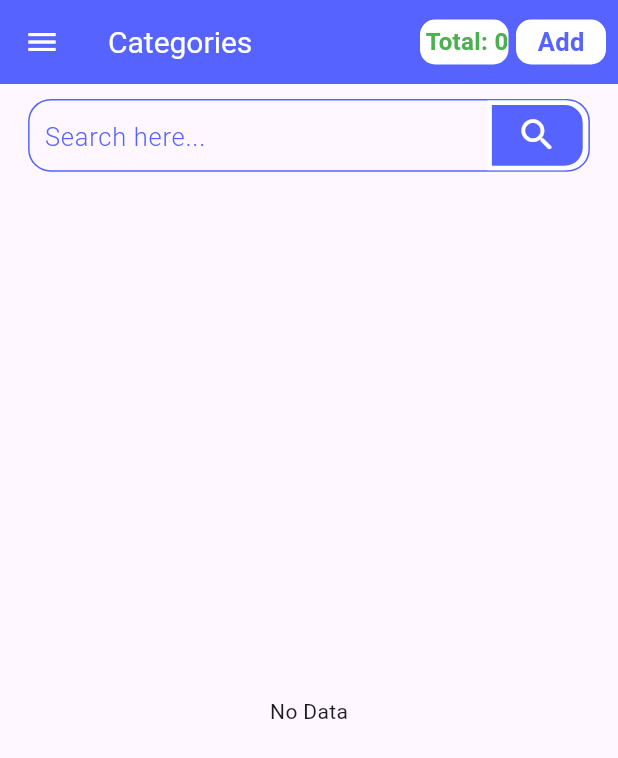
After one commit to thenitrrsh/sah_food_industries, a Flutter app: the CategoryListScreen screen opened directly, in the side drawer, after a tap on "Add", on a phone screen of 412 x 824 dp. The commit adds this screen. Shown: the top 758 px of the screen. Run offline on Flutter 3.47's test engine with Material 3 defaults, Android fonts, the phone set to English and light mode, and no system bars; our stand-ins replace cloud_firestore, file_picker, firebase_auth, firebase_core, fluttertoast, shared_preferences; accounts and stored records are empty.

Commit message:
categories list added

```diff
--- a/lib/constants/firebase_constants.dart
+++ b/lib/constants/firebase_constants.dart
@@ -4,5 +4,7 @@ class FirebaseConstants {
   static const String staffCollection = 'staff';
   static const String stateCollection = 'state';
   static const String regionCollection = 'city';
+  static const String productCollection = 'product';
+  static const String productCategoryCollection = 'product_category';
 
 }
--- /dev/null
+++ b/lib/models/product_category_model.dart
@@ -0,0 +1,52 @@
+import 'package:cloud_firestore/cloud_firestore.dart';
+
+class ProductCategoryModelList{
+  List<ProductCategoryModel>? categoryList;
+  String? error;
+
+  ProductCategoryModelList({
+    this.categoryList,
+    this.error,
+  });
+
+  factory ProductCategoryModelList.fromMap(List<QueryDocumentSnapshot> map) {
+    List<ProductCategoryModel> regionList = [];
+    map.forEach((element) {
+      regionList.add(ProductCategoryModel.fromMap(element.id, element.data() as Map<String, dynamic>));
+    });
+    return ProductCategoryModelList(categoryList: regionList);
+  }
+
+  Map<String, dynamic> toMap() {
+    return {
+      'productCategoryList': categoryList!.map((e) => e.toMap()).toList(),
+    };
+  }
+  ProductCategoryModelList.error(String this.error);
+}
+
+class ProductCategoryModel {
+  String? name;
+  String? docId;
+
+
+  ProductCategoryModel({
+    this.name,
+    this.docId,
+
+  });
+
+  factory ProductCategoryModel.fromMap(String docId, Map<String, dynamic> map) {
+    return ProductCategoryModel(
+      docId: docId,
+      name: map['name'],
+    );
+  }
+
+  Map<String, dynamic> toMap() {
+    return {
+      'name': name,
+
+    };
+  }
+}
--- /dev/null
+++ b/lib/providers/product_category_provider.dart
@@ -0,0 +1,41 @@
+import 'package:flutter/material.dart';
+import 'package:sah_food_industries/services/firebase_services.dart';
+import '../models/product_category_model.dart';
+
+
+class ProductCategoryProvider extends ChangeNotifier{
+
+  ProductCategoryProvider(){
+    getProductCategory();
+  }
+
+  final FirebaseServices _firebaseServices = FirebaseServices();
+
+  List<ProductCategoryModel>? categoryList ;
+  List<ProductCategoryModel>? staffListSearch ;
+  TextEditingController searchController = TextEditingController();
+
+  getProductCategory() async {
+    var data = await _firebaseServices.getProductsCategory();
+    categoryList = data.categoryList;
+    staffListSearch = data.categoryList;
+    notifyListeners();
+  }
+
+  searchData(){
+    if(searchController.text.isEmpty){
+      staffListSearch = categoryList;
+
+    }else {
+      staffListSearch = categoryList!.where((element) => element.name!.toLowerCase().contains(searchController.text.trim().toLowerCase())).toList();
+    }
+
+    notifyListeners();
+  }
+
+
+
+
+
+
+}
--- a/lib/routes/routes.dart
+++ b/lib/routes/routes.dart
@@ -1,5 +1,6 @@
 import 'package:flutter/cupertino.dart';
 import 'package:sah_food_industries/screens/dashboard/home_screen.dart';
+import 'package:sah_food_industries/screens/productCategories/product_category_list_screen.dart';
 
 import '../screens/login_register_screen.dart/login_screen.dart';
 import '../screens/splash_screen.dart';
@@ -41,14 +42,16 @@ class Routes{
   static const String addCustomer = '/addCustomer';
   static const String editCustomer = '/editCustomer';
   static const String customerList = '/customerList';
+  static const String productCategoryListScreen = '/productListCategoryScreen';
 
   static final Map<String, WidgetBuilder> routes = <String, WidgetBuilder>{
 
-    splashScreen: (context) => SplashScreen(),
-    login: (context) => LoginScreen(),
+    splashScreen: (context) =>const SplashScreen(),
+    login: (context) =>const LoginScreen(),
     staffList: StaffListScreen.builder,
-    addStaff: (context) => AddStaffScreen(),
-    home: (context) => HomeScreen(),
+    addStaff: (context) => const AddStaffScreen(),
+    home: (context) => const HomeScreen(),
+    productCategoryListScreen:  CategoryListScreen.builder
 
 
   };
--- /dev/null
+++ b/lib/screens/productCategories/product_category_list_screen.dart
@@ -0,0 +1,309 @@
+import 'package:flutter/cupertino.dart';
+import 'package:flutter/material.dart';
+import 'package:flutter/widgets.dart';
+import 'package:provider/provider.dart';
+import 'package:sah_food_industries/app/shared_preferences_helper.dart';
+import 'package:sah_food_industries/models/product_category_model.dart';
+import 'package:sah_food_industries/screens/productCategories/add_product_category_screen.dart';
+
+import '../../Constants.dart';
+import '../../ReusableContents/reusable_contents.dart';
+import '../../models/user_model.dart';
+import '../../providers/product_category_provider.dart';
+import '../side_menu_screen/side_drawer_screen.dart';
+import '../sub_admins/add_sub_admin_screen.dart';
+
+enum SampleItem { Edit }
+
+class CategoryListScreen extends StatefulWidget {
+ // final StaffProvider staffProvider;
+  const CategoryListScreen({super.key,
+    // required this.staffProvider
+  });
+
+  static ChangeNotifierProvider<ProductCategoryProvider> builder(BuildContext context){
+    return ChangeNotifierProvider<ProductCategoryProvider>(
+        create: (context) => ProductCategoryProvider(),
+      builder: (context, snapshot) {
+        return const CategoryListScreen();
+      }
+    );
+  }
+
+  @override
+  State<CategoryListScreen> createState() => _CategoryListScreenState();
+}
+
+class _CategoryListScreenState extends State<CategoryListScreen> {
+  SampleItem? selectedMenu;
+
+
+  @override
+  Widget build(BuildContext context) {
+    ProductCategoryProvider productCategoryProvider = context.watch<ProductCategoryProvider>();
+
+
+    double height = MediaQuery.of(context).size.height;
+    double width = MediaQuery.of(context).size.width;
+    return Scaffold(
+      // backgroundColor: Colors.black,
+      drawer: DashboardDrawer(
+        height: height,
+        width: width,
+      ),
+      appBar: AppBar(
+          title: const Text(
+            "Categories",
+            style: TextStyle(fontSize: 20, color: Colors.white),
+          ),
+          backgroundColor: Constants.bgBlueColor,
+          iconTheme: const IconThemeData(color: Colors.white),
+          actions: [
+            Container(
+              height: 30,
+              decoration: BoxDecoration(
+                  color: Colors.white, borderRadius: BorderRadius.circular(10)),
+              child:  Center(
+                child: Text(
+                  " Total: ${productCategoryProvider.staffListSearch?.length ?? 0}",
+                  style: const TextStyle(
+                      fontSize: 16,
+                      fontWeight: FontWeight.w600,
+                      color: Colors.green),
+                ),
+              ),
+            ),
+            const SizedBox(
+              width: 5,
+            ),
+        Padding(
+              padding: const EdgeInsets.only(right: 8.0),
+              child: Center(
+                child: Container(
+                  height: 30,
+                  width: 60,
+                  decoration: BoxDecoration(
+                      borderRadius: BorderRadiusDirectional.circular(10),
+                      color: Colors.white),
+                  child: Center(
+                    child: GestureDetector(
+                      onTap: () async {
+                        // UserScreenProvider userScreenProvider =
+                        // Provider.of(context, listen: false);
+                        // userScreenProvider.isUpdateUser = false;
+                        //
+                        await Navigator.push(
+                            context,
+                            MaterialPageRoute(
+                                builder: (context) => const AddProductCategory()));
+
+                        productCategoryProvider.getProductCategory();
+                        // setState(() {
+                        //   init();
+                        // });
+                      },
+                      child: const Text(
+                        "Add",
+                        style: TextStyle(
+                            fontSize: 17,
+                            color: Constants.bgBlueColor,
+                            fontWeight: FontWeight.w600),
+                      ),
+                    ),
+                  ),
+                ),
+              ),
+            )
+
+            // Padding(
+            //   padding: const EdgeInsets.only(right: 10),
+            //   child: SizedBox(
+            //     height: 5,
+            //     width: width / 4,
+            //     child: MaterialButton(
+            //       shape: RoundedRectangleBorder(
+            //           borderRadius: BorderRadiusDirectional.circular(15)),
+            //       color: Colors.blue,
+            //       onPressed: () {
+            //         Navigator.push(
+            //             context,
+            //             Te(
+            //                 builder: (context) => AddUserScreen()));
+            //       },
+            //       child: Text(
+            //         " Add",
+            //         style: TextStyle(color: Colors.white, fontSize: 16),
+            //       ),
+            //     ),
+            //   ),
+            // ),
+          ]),
+      body: Column(
+        children: [
+          // Padding(
+          //   padding: const EdgeInsets.all(10.0),
+          //   child: TextField(
+          //     controller: searchController,
+          //     onChanged: (v) {
+          //       userList.clear();
+          //       if (v.isNotEmpty) {
+          //         userList.addAll(allList.where((element) =>
+          //             element.phone!.contains(searchController.text)));
+          //       } else {
+          //         userList.addAll(allList);
+          //       }
+          //
+          //       setState(() {});
+          //     },
+          //     decoration: InputDecoration(
+          //       hintText: 'Search...',
+          //       prefixIcon: Icon(Icons.search),
+          //       border: OutlineInputBorder(
+          //         borderRadius: BorderRadius.circular(25.0),
+          //       ),
+          //     ),
+          //   ),
+          // ),
+         const SizedBox(
+            height: 10,
+          ),
+          SearchTextField(
+            hintText: "Search here...",
+            height: height,
+            width: width,
+            searchController: productCategoryProvider.searchController,
+            onChanged: (String? val) {
+              productCategoryProvider.searchData();
+            },
+          ),
+         const SizedBox(
+            height: 10,
+          ),
+
+          if(productCategoryProvider.staffListSearch == null)
+          const  Expanded(
+              child: Center(
+                child: CircularProgressIndicator()),
+            ),
+          if(productCategoryProvider.staffListSearch?.isEmpty ?? true )
+           const Expanded(
+              child: Center(
+                child: Text("No Data")),
+            )else
+
+
+          Expanded(
+            child: SingleChildScrollView(
+              child: Column(
+                children: [
+                  // SizedBox(
+                  //   height: 10,
+                  // ),
+                  // Row(
+                  //   mainAxisAlignment: MainAxisAlignment.end,
+                  //   children: [
+                  //     Padding(
+                  //       padding: const EdgeInsets.only(right: 10),
+                  //       child: MaterialButton(
+                  //         shape: RoundedRectangleBorder(
+                  //             borderRadius: BorderRadiusDirectional.circular(15)),
+                  //         color: Colors.blue,
+                  //         onPressed: () {
+                  //           Navigator.push(
+                  //               context,
+                  //               MaterialPageRoute(
+                  //                   builder: (context) => AddUserScreen()));
+                  //         },
+                  //         child: Text(
+                  //           " Add",
+                  //           style: TextStyle(color: Colors.white, fontSize: 16),
+                  //         ),
+                  //       ),
+                  //     ),
+                  //   ],
+                  // ),
+
+                  // if (userList.isNotEmpty)
+
+                    ListView.builder(
+                        shrinkWrap: true,
+                        physics: const NeverScrollableScrollPhysics(),
+                        itemCount: productCategoryProvider.staffListSearch?.length ?? 0  ,
+                        itemBuilder: (context, index) {
+                          ProductCategoryModel userData = productCategoryProvider.staffListSearch![index];
+                          return Padding(
+                            padding: const EdgeInsets.all(8.0),
+                            child: Card(
+                              shape: RoundedRectangleBorder(
+                                  borderRadius:
+                                      BorderRadiusDirectional.circular(20)),
+                              elevation: 3,
+                              child: GestureDetector(
+
+                                child: Container(
+                                  height: height / 8,
+                                  decoration: BoxDecoration(
+                                      color: Constants.bgBlueColor,
+                                      borderRadius:
+                                          BorderRadiusDirectional.circular(20)),
+                                  child: Padding(
+                                    padding: const EdgeInsets.all(2),
+                                    child: Row(
+                                      children: [
+                                        Padding(
+                                          padding: const EdgeInsets.only(
+                                              top: 10, bottom: 10, left: 5),
+                                          child: Column(
+                                            // mainAxisAlignment:
+                                            //     MainAxisAlignment.start,
+                                            crossAxisAlignment:
+                                                CrossAxisAlignment.start,
+                                            children: [
+                                               Expanded(
+                                                child: Text(userData.name ?? "",
+                                                    style: const TextStyle(
+                                                        overflow: TextOverflow
+                                                            .ellipsis,
+                                                        fontWeight:
+                                                            FontWeight.w600,
+                                                        fontSize: 20,
+                                                        color: Colors.white)),
+                                              ),
+                                              const SizedBox(
+                                                height: 3,
+                                              ),
+
+                                            ],
+                                          ),
+                                        ),
+                                      ],
+                                    ),
+                                  ),
+                                ),
+                              ),
+                            ),
+                          );
+                        })
+                  // else if (userList.isEmpty && isLoading == false)
+                  //   Center(
+                  //     child: Text("No Data"),
+                  //   )
+                  // else
+                  //   Center(child: CircularProgressIndicator()),
+                ],
+              ),
+            ),
+          ),
+        ],
+      ),
+    );
+  }
+
+// onUserDelete(String doc) async {
+//   var response = await userBloc.deleteUser(doc);
+//   init();
+//   if (response && mounted) {
+//     Navigator.pop(context);
+//   }
+// }
+}
--- a/lib/screens/side_menu_screen/side_drawer_screen.dart
+++ b/lib/screens/side_menu_screen/side_drawer_screen.dart
@@ -223,6 +223,8 @@ class _DashboardDrawerState extends State<DashboardDrawer> {
                                 ])),
                       ),
                     ),
+
+
                   ],
                   DrawerListTile(
                     text: 'Staffs',
@@ -310,6 +312,27 @@ class _DashboardDrawerState extends State<DashboardDrawer> {
                     child: Container(
                       height: 1,
                       width: 80,
+                      decoration: BoxDecoration(
+                          gradient: LinearGradient(
+                              begin: Alignment.topLeft,
+                              end: Alignment.bottomRight,
+                              colors: [
+                                Colors.white12,
+                                Colors.white70,
+                                Colors.white10
+                              ])),
+                    ),
+                  ),
+                  DrawerListTile(
+                    text: 'Product Category',
+                    onTap: () {
+                      Navigator.pushNamed(context, Routes.productCategoryListScreen);
+                    },
+                  ),
+                  Center(
+                    child: Container(
+                      height: 1,
+                      width: 80,
                       decoration: const BoxDecoration(
                           gradient: LinearGradient(
                               begin: Alignment.topLeft,
@@ -334,7 +357,7 @@ class _DashboardDrawerState extends State<DashboardDrawer> {
                     child: Container(
                       height: 1,
                       width: 80,
-                      decoration: BoxDecoration(
+                      decoration: const BoxDecoration(
                           gradient: LinearGradient(
                               begin: Alignment.topLeft,
                               end: Alignment.bottomRight,
```
Also changed, not shown: lib/models/product_model.dart (added, +52 -0 lines), lib/screens/productCategories/add_product_category_screen.dart (added, +114 -0 lines), lib/services/firebase_services.dart (+134 -0 lines).
